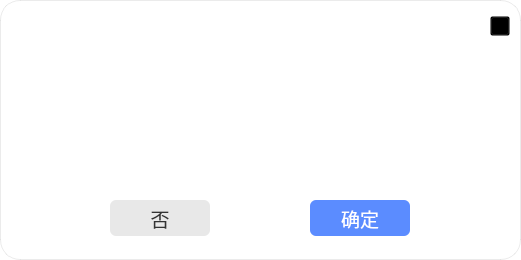
Qt form ui/tips.ui (zhushizi/BCI_FES_v2) before a commit.
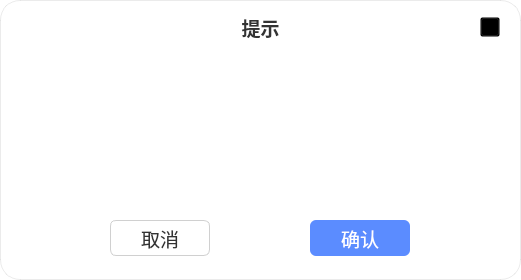
The same form after that commit. Icons and pictures are not drawn.

The edit to the form file:
```diff
--- a/ui/tips.ui
+++ b/ui/tips.ui
@@ -7,19 +7,19 @@
     <x>0</x>
     <y>0</y>
     <width>521</width>
-    <height>260</height>
+    <height>280</height>
    </rect>
   </property>
   <property name="minimumSize">
    <size>
     <width>521</width>
-    <height>260</height>
+    <height>280</height>
    </size>
   </property>
   <property name="maximumSize">
    <size>
     <width>521</width>
-    <height>260</height>
+    <height>280</height>
    </size>
   </property>
   <property name="windowTitle">
@@ -35,36 +35,34 @@
   <widget class="QLabel" name="label">
    <property name="geometry">
     <rect>
-     <x>1</x>
-     <y>0</y>
+     <x>0</x>
+     <y>12</y>
      <width>521</width>
-     <height>51</height>
+     <height>30</height>
     </rect>
    </property>
-   <property name="minimumSize">
-    <size>
-     <width>521</width>
-     <height>39</height>
-    </size>
-   </property>
-   <property name="maximumSize">
-    <size>
-     <width>521</width>
-     <height>390</height>
-    </size>
+   <property name="font">
+    <font>
+     <pointsize>14</pointsize>
+     <weight>75</weight>
+     <bold>true</bold>
+    </font>
    </property>
    <property name="styleSheet">
-    <string notr="true">border-image: url(:/main/pic/main_tips.png);</string>
+    <string notr="true">color: #333333;</string>
    </property>
    <property name="text">
-    <string/>
+    <string>提示</string>
+   </property>
+   <property name="alignment">
+    <set>Qt::AlignCenter</set>
    </property>
   </widget>
   <widget class="QPushButton" name="pushButton_close">
    <property name="geometry">
     <rect>
-     <x>490</x>
-     <y>16</y>
+     <x>480</x>
+     <y>17</y>
      <width>20</width>
      <height>20</height>
     </rect>
@@ -91,22 +89,22 @@
   <widget class="QLabel" name="label_2">
    <property name="geometry">
     <rect>
-     <x>11</x>
-     <y>9</y>
-     <width>77</width>
-     <height>30</height>
+     <x>236</x>
+     <y>58</y>
+     <width>48</width>
+     <height>48</height>
     </rect>
    </property>
    <property name="minimumSize">
     <size>
-     <width>77</width>
-     <height>30</height>
+     <width>48</width>
+     <height>48</height>
     </size>
    </property>
    <property name="maximumSize">
     <size>
-     <width>77</width>
-     <height>30</height>
+     <width>48</width>
+     <height>48</height>
     </size>
    </property>
    <property name="styleSheet">
@@ -120,21 +118,21 @@
    <property name="geometry">
     <rect>
      <x>20</x>
-     <y>60</y>
+     <y>118</y>
      <width>481</width>
-     <height>131</height>
+     <height>90</height>
     </rect>
    </property>
    <property name="minimumSize">
     <size>
      <width>481</width>
-     <height>80</height>
+     <height>60</height>
     </size>
    </property>
    <property name="maximumSize">
     <size>
      <width>481</width>
-     <height>200</height>
+     <height>120</height>
     </size>
    </property>
    <property name="font">
@@ -159,7 +157,7 @@
    <property name="geometry">
     <rect>
      <x>110</x>
-     <y>200</y>
+     <y>220</y>
      <width>100</width>
      <height>36</height>
     </rect>
@@ -170,17 +168,17 @@
     </font>
    </property>
    <property name="styleSheet">
-    <string notr="true">background-color: #E8E8E8; color: #333333; border: none; border-radius: 6px;</string>
+    <string notr="true">background-color: #ffffff; color: #333333; border: 1px solid #D0D0D0; border-radius: 6px;</string>
    </property>
    <property name="text">
-    <string>否</string>
+    <string>取消</string>
    </property>
   </widget>
   <widget class="QPushButton" name="pushButton_confirm">
    <property name="geometry">
     <rect>
      <x>310</x>
-     <y>200</y>
+     <y>220</y>
      <width>100</width>
      <height>36</height>
     </rect>
@@ -194,7 +192,7 @@
     <string notr="true">background-color: #5B8CFF; color: #ffffff; border: none; border-radius: 6px;</string>
    </property>
    <property name="text">
-    <string>确定</string>
+    <string>确认</string>
    </property>
   </widget>
  </widget>
```
Left out of the diff: 8 changed lines with no effect on the pictures.
